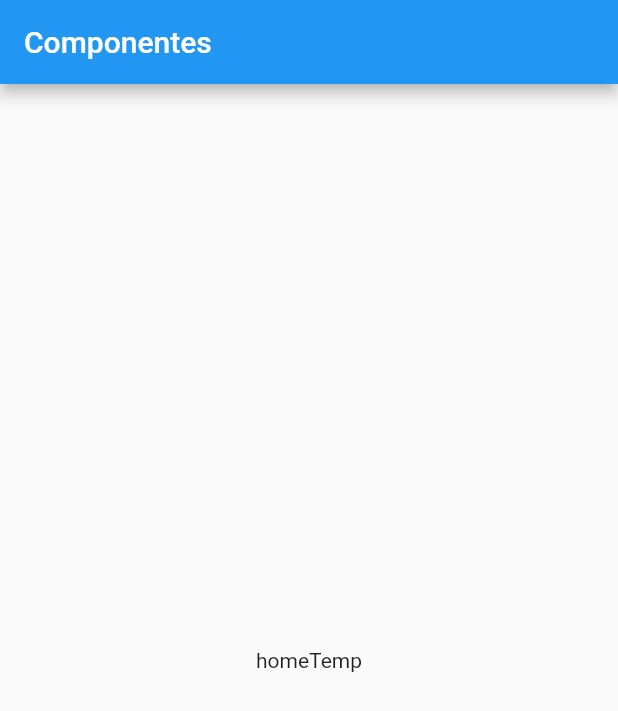
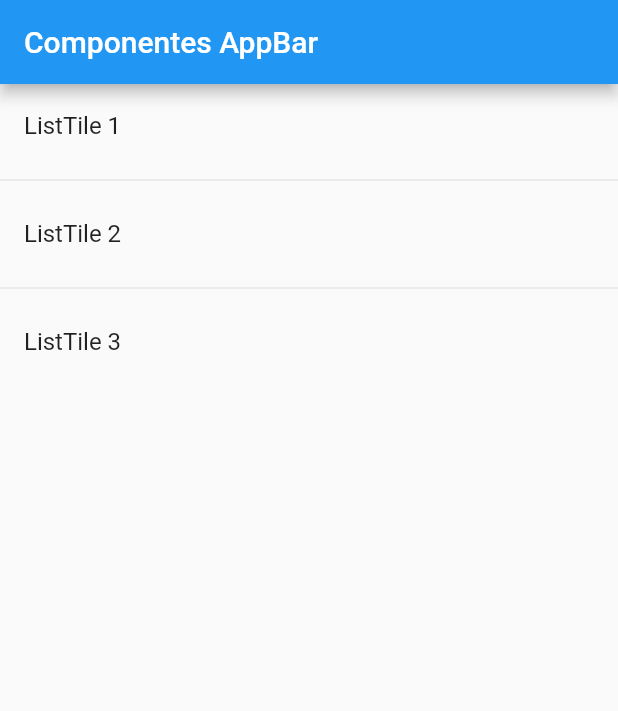
Before and after one commit to rojo5/flutterComponents, a Flutter app: the screen it shows after launch, on a phone screen of 412 x 824 dp. Shown: the top 711 px of the screen. Run offline on Flutter 3.47's test engine with Material 2 defaults, Android fonts, the phone set to English and light mode, and no system bars.

Commit message:
Creado ListView con ListTile

```diff
--- a/lib/main.dart
+++ b/lib/main.dart
@@ -9,12 +9,7 @@ class MyApp extends StatelessWidget {
     return MaterialApp(
       title: 'Componentes APP',
       debugShowCheckedModeBanner: false,
-      home: Scaffold(
-        appBar: AppBar(
-          title: Text('Componentes'),
-        ),
-        body: HomePageTemp()
-      ),
+      home: HomePageTemp()
     );
   }
 }
--- a/lib/src/pages/home_page_temp.dart
+++ b/lib/src/pages/home_page_temp.dart
@@ -5,8 +5,25 @@ class HomePageTemp extends StatelessWidget {
 
   @override
   Widget build(BuildContext context) {
-    return Center(
-      child: Text('homeTemp'),
+    return Scaffold(
+      appBar: AppBar(
+        title: Text('Componentes AppBar'),
+      ),
+      body: ListView(
+        children: <Widget>[
+          ListTile(
+            title: Text('ListTile 1'),
+          ),
+          Divider(),
+          ListTile(
+            title: Text('ListTile 2'),
+          ),
+          Divider(),
+          ListTile(
+            title: Text('ListTile 3'),
+          )
+        ],
+      ),
     );
   }
 }
```
